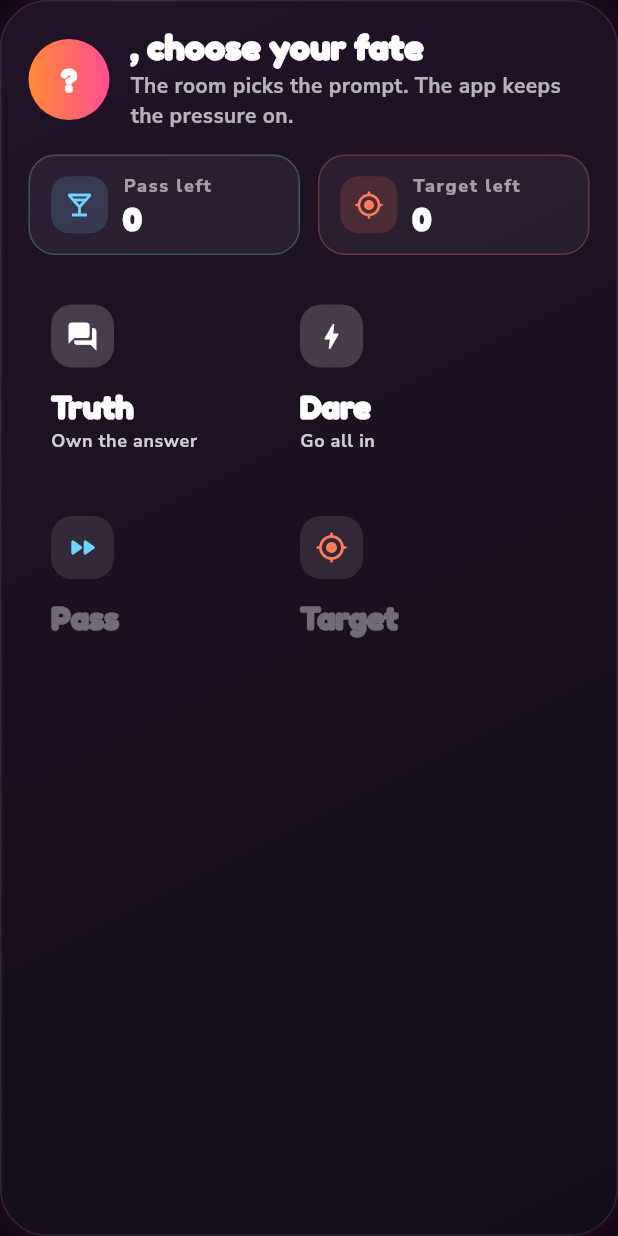
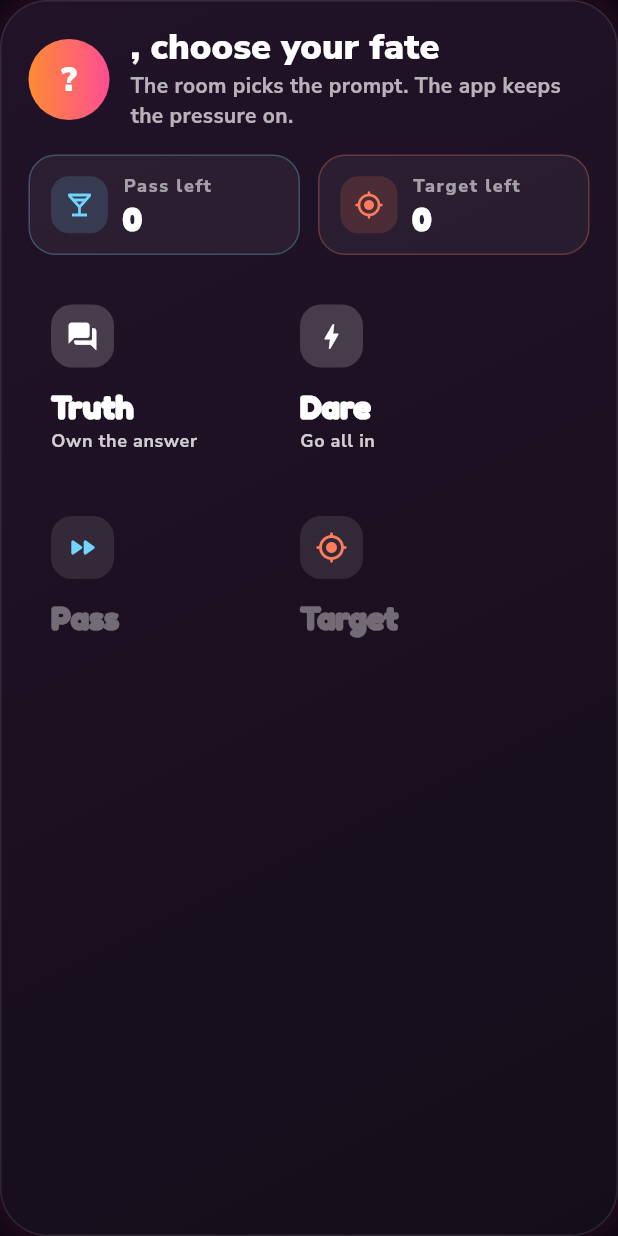
Before and after one commit to barisduman265/Chaos-Wheel-Party-Game, a Flutter app: the ActionPanel widget shown alone on an empty page, opened directly with empty values, on a phone screen of 412 x 824 dp. Run offline on Flutter 3.47's test engine with Material 3 defaults, Android fonts, the phone set to English and light mode, and no system bars; our stand-ins replace audioplayers, google_fonts, in_app_purchase, screenshot, share_plus, shared_preferences and 1 more; accounts and stored records are empty.

Commit message:
Render player names with Nunito Sans for correct Turkish ş
The Fredoka display font (display/headline/titleLarge tiers + the
snackbar style) has a malformed ş/Ş cedilla, so "Barış" rendered as
"Baris,". The glyph exists (just looks wrong), so a fontFamilyFallback
never triggered. Add a turkishName() helper that re-bases a style on
Nunito Sans — the proven-correct body font — and apply it to every
spot that shows a user-typed name (picked reveal, action feedback
highlight + subtitle, target list, add-players list, player status
card, action panel, in-game controls) plus the snackbar theme.

Fredoka is preserved for non-name branding (CHAOS WHEEL, START, etc.).

Co-Authored-By: Claude Opus 4.8 <noreply@anthropic.com>

```diff
--- a/lib/main.dart
+++ b/lib/main.dart
@@ -200,7 +200,10 @@ class ChaosWheelApp extends StatelessWidget {
       ),
       snackBarTheme: SnackBarThemeData(
         backgroundColor: accent,
-        contentTextStyle: GoogleFonts.fredoka(
+        // Snackbar messages frequently embed user-typed player names; use
+        // Nunito Sans (full Turkish support) rather than Fredoka, whose ş/Ş
+        // cedilla is malformed.
+        contentTextStyle: GoogleFonts.nunitoSans(
           color: Colors.white,
           fontWeight: FontWeight.w700,
         ),
--- a/lib/screens/game_screen.dart
+++ b/lib/screens/game_screen.dart
@@ -8,6 +8,7 @@ import 'package:chaos_wheel_party_game/screens/fate_choice_screen.dart';
 import 'package:chaos_wheel_party_game/screens/game_summary_screen.dart';
 import 'package:chaos_wheel_party_game/screens/picked_reveal_screen.dart';
 import 'package:chaos_wheel_party_game/services/chaos_audio_service.dart';
+import 'package:chaos_wheel_party_game/util/turkish_name.dart';
 import 'package:chaos_wheel_party_game/widgets/chaos_background.dart';
 import 'package:chaos_wheel_party_game/widgets/premium_upsell_dialog.dart';
 import 'package:chaos_wheel_party_game/widgets/pressable_scale.dart';
@@ -507,7 +508,10 @@ void _showPlayerControlsSheet(BuildContext context, Player player) {
                   player.name,
                   maxLines: 1,
                   overflow: TextOverflow.ellipsis,
-                  style: Theme.of(context).textTheme.titleLarge?.copyWith(
+                  style:
+                      turkishName(
+                        Theme.of(context).textTheme.titleLarge,
+                      ).copyWith(
                     color: Colors.white,
                     fontWeight: FontWeight.w900,
                   ),
--- /dev/null
+++ b/lib/util/turkish_name.dart
@@ -0,0 +1,14 @@
+import 'package:flutter/widgets.dart';
+import 'package:google_fonts/google_fonts.dart';
+
+/// Re-bases [base] on Nunito Sans for any text that shows a user-typed player
+/// name (or a localized sentence that embeds one).
+///
+/// Player names routinely contain Turkish letters. The Fredoka display font
+/// used by the display/headline/titleLarge theme tiers has a malformed ş/Ş
+/// cedilla glyph, so "Barış" renders as "Baris,". Because the glyph *exists*
+/// (just looks wrong), a fontFamilyFallback never kicks in — the only fix is
+/// to render names with a font that draws the Turkish alphabet correctly.
+/// Nunito Sans (already the body font, proven correct in the UI) does, and is
+/// visually close to the rounded display font. Size/weight/colour are kept.
+TextStyle turkishName(TextStyle? base) => GoogleFonts.nunitoSans(textStyle: base);
--- a/lib/widgets/action_panel.dart
+++ b/lib/widgets/action_panel.dart
@@ -1,4 +1,5 @@
 import 'package:chaos_wheel_party_game/models/player.dart';
+import 'package:chaos_wheel_party_game/util/turkish_name.dart';
 import 'package:flutter/material.dart';
 
 class ActionPanel extends StatelessWidget {
@@ -68,10 +69,13 @@ class ActionPanel extends StatelessWidget {
                 alignment: Alignment.center,
                 child: Text(
                   player.name.isEmpty ? '?' : player.name[0].toUpperCase(),
-                  style: Theme.of(context).textTheme.titleLarge?.copyWith(
-                    color: Colors.white,
-                    fontWeight: FontWeight.w900,
-                  ),
+                  style:
+                      turkishName(
+                        Theme.of(context).textTheme.titleLarge,
+                      ).copyWith(
+                        color: Colors.white,
+                        fontWeight: FontWeight.w900,
+                      ),
                 ),
               ),
               const SizedBox(width: 14),
@@ -81,8 +85,10 @@ class ActionPanel extends StatelessWidget {
                   children: [
                     Text(
                       '${player.name}, choose your fate',
-                      style: Theme.of(context).textTheme.headlineSmall
-                          ?.copyWith(
+                      style:
+                          turkishName(
+                            Theme.of(context).textTheme.headlineSmall,
+                          ).copyWith(
                             color: Colors.white,
                             fontWeight: FontWeight.w900,
                           ),
```
Also changed, not shown: lib/screens/action_feedback_screen.dart (+12 -6 lines), lib/screens/add_players_screen.dart (+5 -4 lines), lib/screens/picked_reveal_screen.dart (+5 -2 lines), lib/screens/target_selection_screen.dart (+7 -4 lines), lib/widgets/player_status_card.dart (+9 -2 lines).
